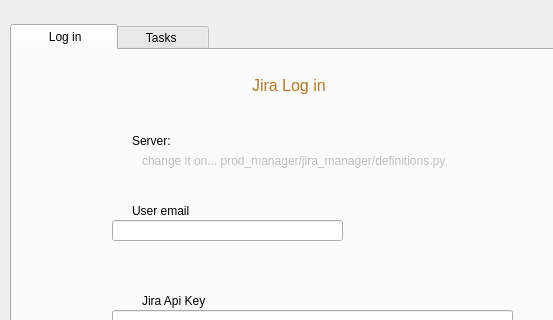
Before: the Qt Designer form manager_tools/management_tool.ui in gastonsbodio/maya_project_manager, drawn with Qt 5; both pictures show x 0 to 553 and y 85 to 405 of the 1100 by 710 pixel window.
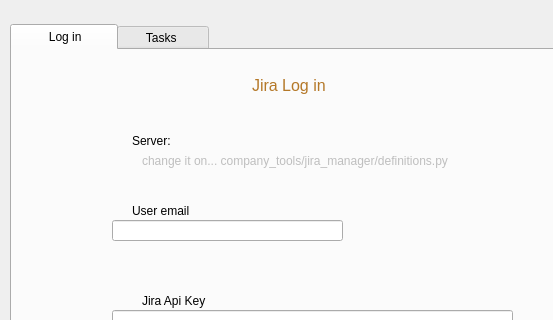
After: the same form once the commit is applied.

Commit message: testing the full tool

What changed in the file:
```diff
--- a/manager_tools/management_tool.ui
+++ b/manager_tools/management_tool.ui
@@ -320,7 +320,7 @@
        </rect>
       </property>
       <property name="text">
-       <string>change it on... prod_manager/jira_manager/definitions.py</string>
+       <string>change it on... company_tools/jira_manager/definitions.py</string>
       </property>
      </widget>
     </widget>
```
The commit also changes 15 other files.
